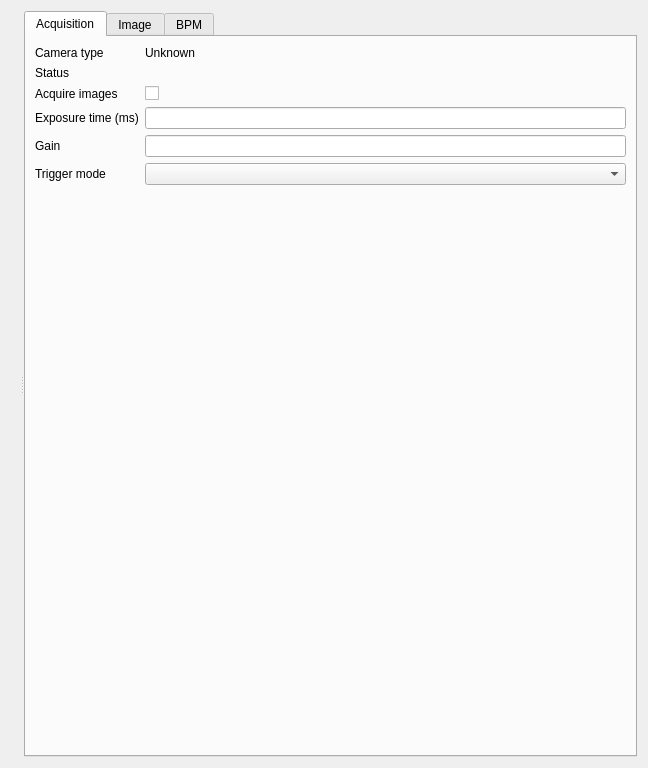
Before: the Qt Designer form src/tgconf_beamviewer/panels/camera.ui in MaxIV-KitsControls/app-maxiv-beamviewer, drawn with Qt 5.
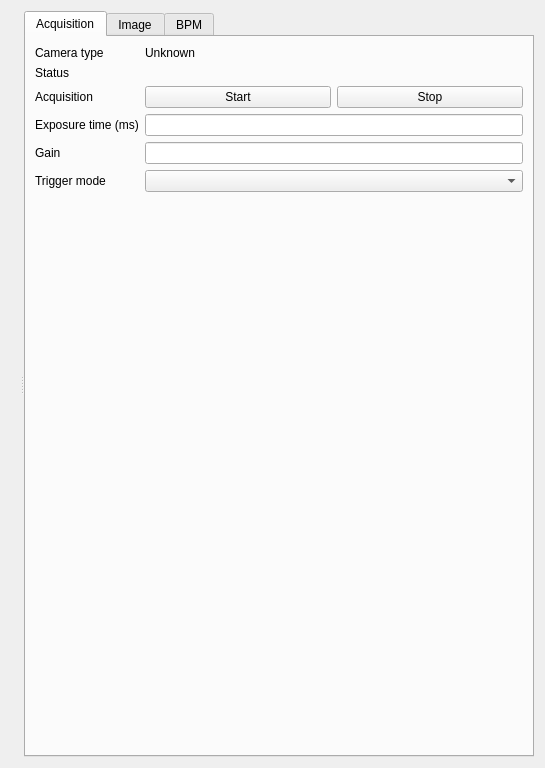
After: the same form once the commit is applied. The open tabs and pages were chosen to show the change. Custom widgets are drawn as their Qt base class.

Commit message: change to using buttons for start/stop

Diff of the .ui file:
```diff
--- a/src/tgconf_beamviewer/panels/camera.ui
+++ b/src/tgconf_beamviewer/panels/camera.ui
@@ -6,7 +6,7 @@
    <rect>
     <x>0</x>
     <y>0</y>
-    <width>648</width>
+    <width>545</width>
     <height>768</height>
    </rect>
   </property>
@@ -75,17 +75,10 @@
           </property>
          </widget>
         </item>
-        <item row="2" column="1">
-         <widget class="QCheckBox" name="acquire_checkbox">
-          <property name="text">
-           <string/>
-          </property>
-         </widget>
-        </item>
         <item row="2" column="0">
          <widget class="QLabel" name="label_2">
           <property name="text">
-           <string>Acquire images</string>
+           <string>Acquisition</string>
           </property>
          </widget>
         </item>
@@ -137,6 +130,24 @@
           </property>
          </widget>
         </item>
+        <item row="2" column="1">
+         <layout class="QHBoxLayout" name="horizontalLayout">
+          <item>
+           <widget class="QPushButton" name="start_acquisition_button">
+            <property name="text">
+             <string>Start</string>
+            </property>
+           </widget>
+          </item>
+          <item>
+           <widget class="QPushButton" name="stop_acquisition_button">
+            <property name="text">
+             <string>Stop</string>
+            </property>
+           </widget>
+          </item>
+         </layout>
+        </item>
        </layout>
       </widget>
       <widget class="QWidget" name="tab_2">
```
Left out of the diff: 2 changed lines with no effect on the pictures. The commit also changes 1 other file.
